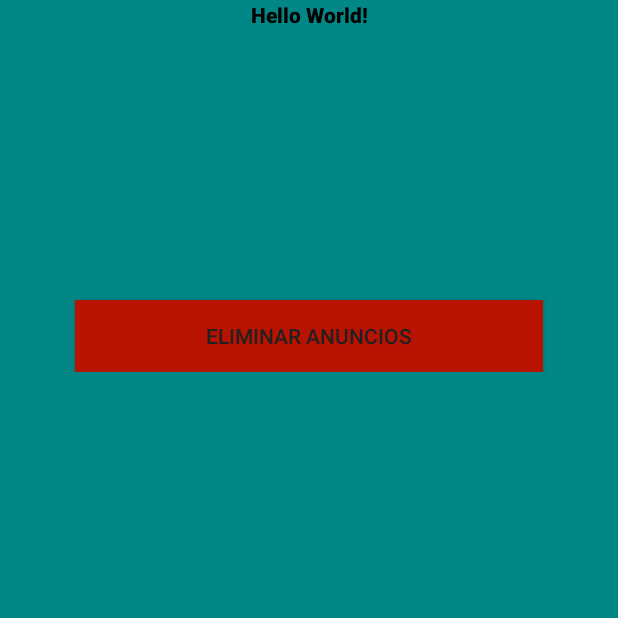
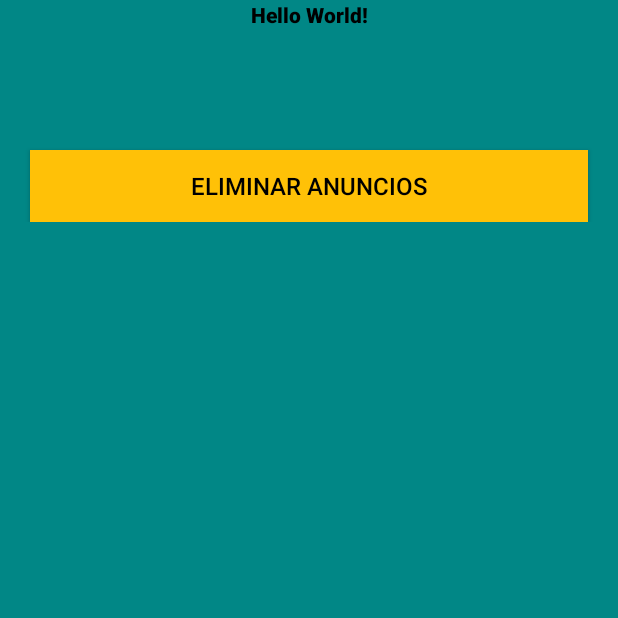
Before and after one commit to melendezdamaris/willa_1, an Android app: the screen it shows after launch (MainActivity), on a phone screen of 412 x 824 dp, the top half of it. Run offline under Robolectric (Android 15) with nearby library versions, the phone set to English and light mode, and no system bars; libraries missing offline, so code that uses them is left out: com.stripe.android.

Commit message:
cambio color

```diff
--- a/app/src/main/res/layout/activity_main.xml
+++ b/app/src/main/res/layout/activity_main.xml
@@ -17,26 +17,20 @@
 
     <LinearLayout
         android:layout_width="match_parent"
-        android:layout_height="wrap_content"
-        >
-
+        android:layout_height="wrap_content">
         <Button
-            android:id="@+id/eliminar"
-            style="@style/Stripe3DS2Button"
+            android:id="@+id/pay_button"
             android:layout_width="match_parent"
             android:layout_height="wrap_content"
-            android:layout_marginLeft="50dp"
-            android:layout_marginTop="200dp"
-            android:layout_marginRight="50dp"
-            android:accessibilityLiveRegion="none"
+            android:layout_marginLeft="20dp"
+            android:layout_marginTop="100dp"
+            android:layout_marginRight="20dp"
             android:background="#FFC107"
-            android:backgroundTint="#B81919"
-            android:backgroundTintMode="multiply"
-            android:foregroundTint="#812727"
             android:text="@string/noads"
-            android:textAlignment="gravity"
-            android:textColor="#212121"
-             />
+            android:textColor="@color/black"
+            android:textSize="16sp" />
+
+
     </LinearLayout>
 
 
```
